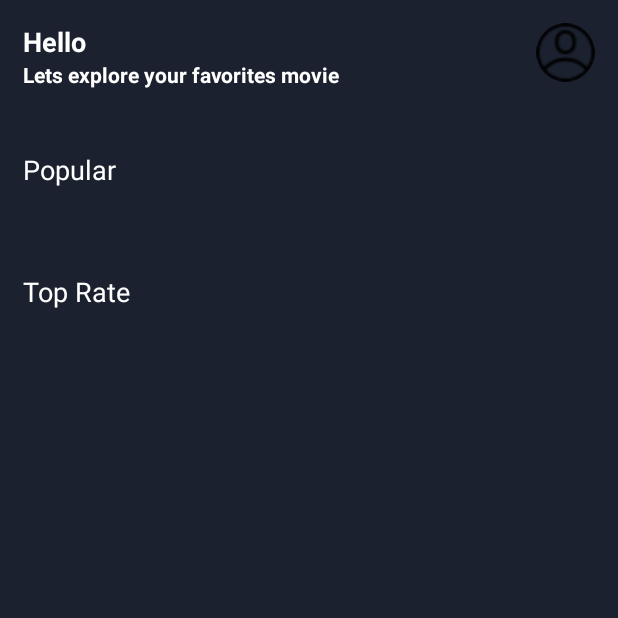
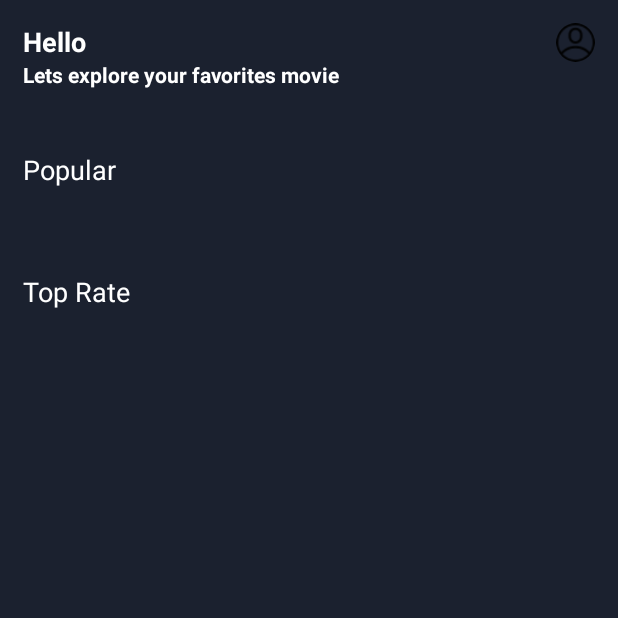
Before and after one commit to vuducmanh22091999/MovieApp, an Android app: the screen it shows after launch (MainActivity), on a phone screen of 412 x 824 dp, the top half of it. Run offline under Robolectric (Android 15) with nearby library versions, the phone set to English and light mode, and no system bars; our stand-ins replace CircleImageView, Firebase (no records; nobody signed in at launch, a user with empty details on screens opened directly), sdp/ssp sizes; network calls fail; pictures from the network do not load; 2 statements that could not run were skipped.

Commit message:
- fix(fix_UI): fix UI.

```diff
--- a/app/src/main/res/layout/fragment_home.xml
+++ b/app/src/main/res/layout/fragment_home.xml
@@ -36,11 +36,11 @@
 
         <de.hdodenhof.circleimageview.CircleImageView
             android:id="@+id/frgHome_imgAvatar"
-            android:layout_width="@dimen/_30sdp"
-            android:layout_height="@dimen/_30sdp"
+            android:layout_width="@dimen/_20sdp"
+            android:layout_height="@dimen/_20sdp"
             app:layout_constraintTop_toTopOf="@id/frgHome_tvTitleHello"
             app:layout_constraintEnd_toEndOf="parent"
-            android:src="@drawable/ic_account"/>
+            android:src="@drawable/ic_user"/>
 
         <TextView
             android:id="@+id/frgHome_tvTitleWelcome"
```
Also changed, not shown: app/src/main/res/drawable/ic_user.png (added).
